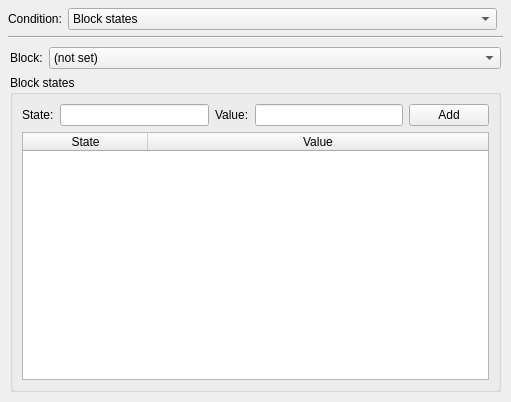
Qt form src/mcrpredcondition.ui (IoeCmcomc/MCDatapacker) before a commit.
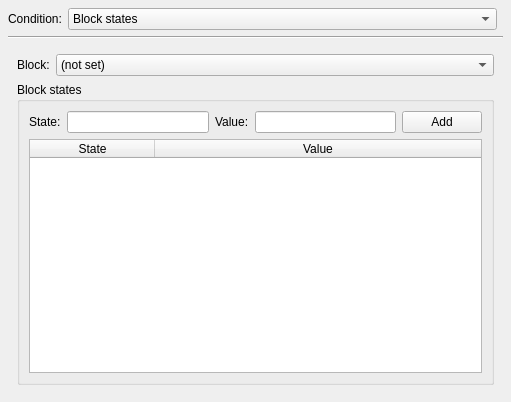
The same form after that commit. Custom widgets are drawn as their Qt base class.

```diff
--- a/src/mcrpredcondition.ui
+++ b/src/mcrpredcondition.ui
@@ -144,18 +144,6 @@
      </property>
      <widget class="QWidget" name="block_state_property">
       <layout class="QFormLayout" name="formLayout_3">
-       <property name="leftMargin">
-        <number>2</number>
-       </property>
-       <property name="topMargin">
-        <number>2</number>
-       </property>
-       <property name="rightMargin">
-        <number>2</number>
-       </property>
-       <property name="bottomMargin">
-        <number>2</number>
-       </property>
        <item row="0" column="0">
         <widget class="QLabel" name="label_2">
          <property name="text">
```
Left out of the diff: 12 changed lines with no effect on the pictures.
